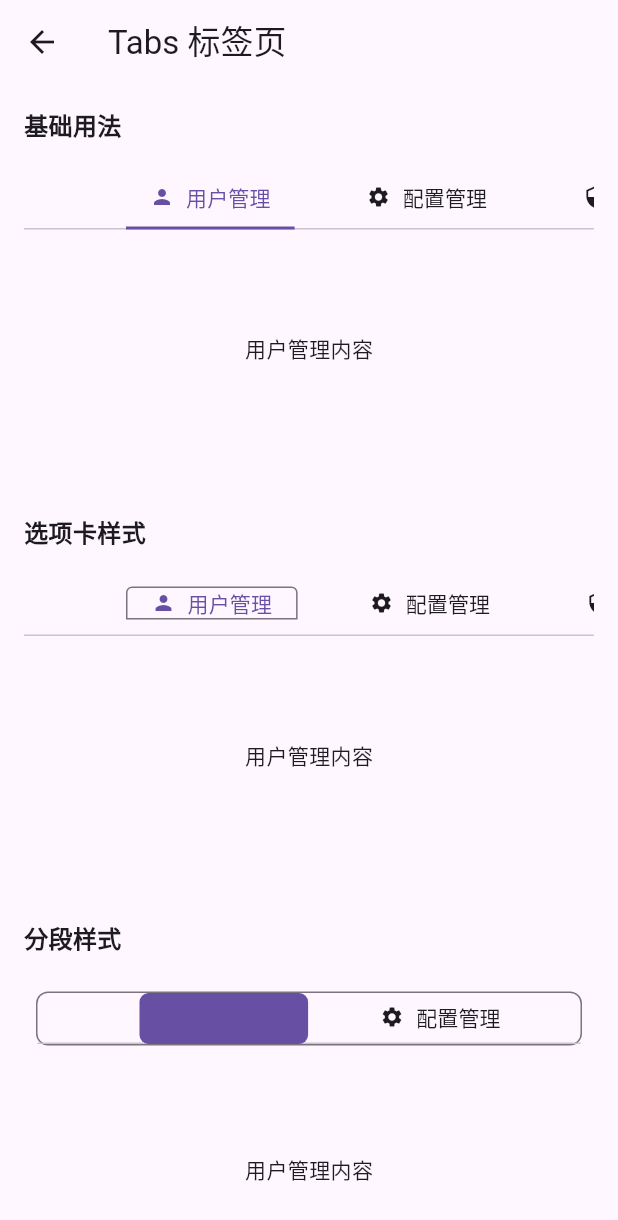
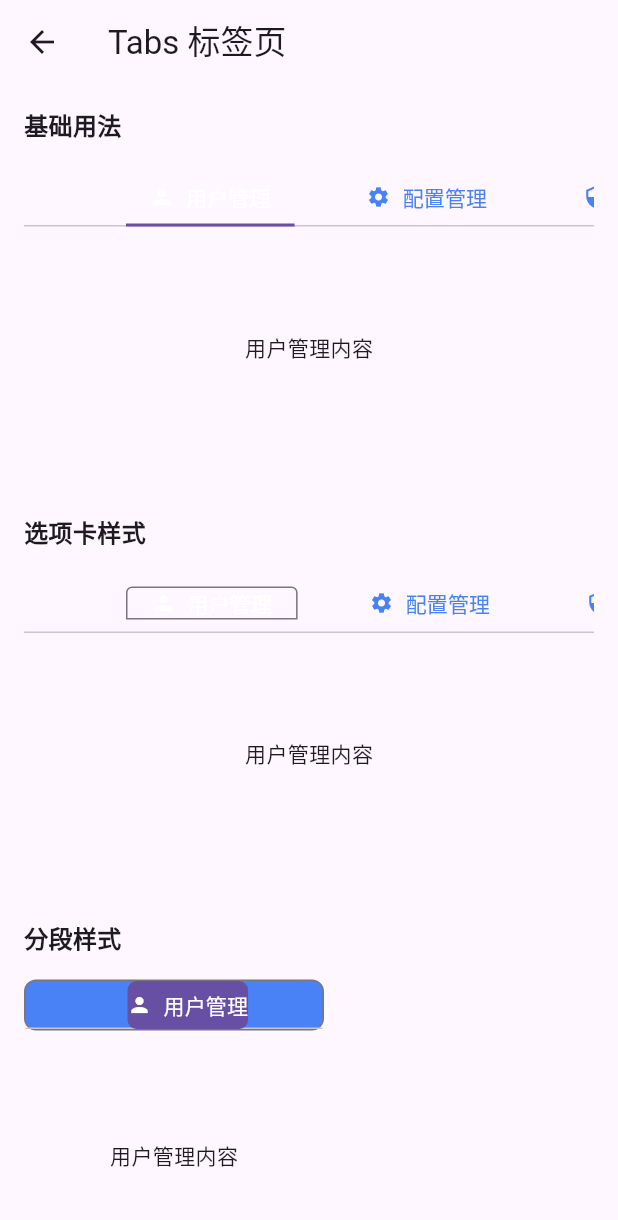
Before and after one commit to aitguys/flutter_element, a Flutter app: the TabsPage screen opened by its route, on a phone screen of 412 x 824 dp. Shown: the top 1220 px of the screen. Run offline on Flutter 3.47's test engine with Material 3 defaults, Android fonts, the phone set to English and light mode, and no system bars; our stand-ins replace flutter_colorpicker, get, logger; missing offline and left inert: flutter_syntax_view; statements that could not run were skipped; project files that could hold a hidden picture were left out.

Commit message:
enhance tabs

```diff
--- a/example/lib/pages/home/home_page.dart
+++ b/example/lib/pages/home/home_page.dart
@@ -94,7 +94,14 @@ class HomePage extends StatelessWidget {
                       child:
                           const Text('Link 链接', style: TextStyle(fontSize: 15)),
                     ),
-
+                    // Tab
+                    FlNavItem(
+                      suffix: const Icon(Icons.arrow_forward_ios, size: 16),
+                      padding: const EdgeInsets.symmetric(horizontal: 4),
+                      onTap: () => Get.toNamed(Routes.tabs),
+                      child:
+                          const Text('Tab 标签', style: TextStyle(fontSize: 15)),
+                    ),
                     // FlNavItem(
                     //   suffix: const Icon(Icons.arrow_forward_ios, size: 16),
                     //   padding: const EdgeInsets.symmetric(horizontal: 4),
--- a/example/lib/pages/tabs_page/tabs_page.dart
+++ b/example/lib/pages/tabs_page/tabs_page.dart
@@ -87,9 +87,11 @@ class _TabsPageState extends State<TabsPage> {
             const SizedBox(height: 16),
             SizedBox(
               height: 200,
+              width: 200,
               child: ETabs(
-                tabs: _tabs.sublist(0, 3),
+                tabs: _tabs.sublist(0, 2),
                 type: ETabType.segment,
+                tabWidth: 100,
               ),
             ),
             const SizedBox(height: 32),
--- a/lib/src/components/tabs/tabs.dart
+++ b/lib/src/components/tabs/tabs.dart
@@ -1,4 +1,5 @@
 import 'package:flutter/material.dart';
+import 'package:flutter_element_plus/src/theme/index.dart';
 
 enum ETabType {
   card,
@@ -22,9 +23,12 @@ class ETabs extends StatefulWidget {
   final ValueChanged<int>? onChange;
   final double? tabWidth;
   final bool stretch;
+  final EColorType colorType;
+  final Color? customColor;
+  final Color? contentColor;
 
-  const ETabs({
-    super.key,
+  const ETabs(
+      {super.key,
       required this.tabs,
       this.initialActive = 0,
       this.type = ETabType.card,
@@ -33,7 +37,9 @@ class ETabs extends StatefulWidget {
       this.onChange,
       this.tabWidth,
       this.stretch = false,
-  });
+      this.colorType = EColorType.primary,
+      this.customColor,
+      this.contentColor});
 
   @override
   State<ETabs> createState() => _ETabsState();
@@ -80,9 +86,16 @@ class _ETabsState extends State<ETabs> with SingleTickerProviderStateMixin {
     Widget tabBar = TabBar(
       controller: _controller,
       isScrollable: !widget.stretch,
-      labelColor: theme.primaryColor,
-      unselectedLabelColor: theme.textTheme.bodyMedium?.color,
+      padding: const EdgeInsets.all(0),
+      indicatorWeight: 0,
+      labelColor: calculateContentColor(
+        widget.contentColor ?? getColorByType(type: widget.colorType),
+      ),
+      unselectedLabelColor: getColorByType(
+          type: widget.colorType, customColor: widget.customColor),
       indicator: _buildIndicator(theme),
+      indicatorColor: getColorByType(
+          type: widget.colorType, customColor: widget.customColor),
       labelStyle: const TextStyle(fontWeight: FontWeight.w500),
       tabs: widget.tabs.map((tab) => _buildTab(tab, theme)).toList(),
     );
@@ -126,10 +139,11 @@ class _ETabsState extends State<ETabs> with SingleTickerProviderStateMixin {
   Widget _wrapTabBar(Widget tabBar) {
     if (widget.type == ETabType.segment) {
       return Padding(
-        padding: const EdgeInsets.all(8.0),
+        padding: const EdgeInsets.all(0),
         child: Container(
           decoration: BoxDecoration(
-            color: Theme.of(context).cardColor,
+            color: getColorByType(
+                type: widget.colorType, customColor: widget.customColor),
             borderRadius: BorderRadius.circular(8),
             border: Border.all(color: Theme.of(context).dividerColor),
           ),
@@ -189,7 +203,7 @@ class _ETabsState extends State<ETabs> with SingleTickerProviderStateMixin {
         return Tab(
           height: 32,
           child: Container(
-            padding: const EdgeInsets.symmetric(horizontal: 16),
+            padding: const EdgeInsets.all(0),
             child: tabContent,
           ),
         );
```
Lines whose indentation alone changed are shown as unchanged.
